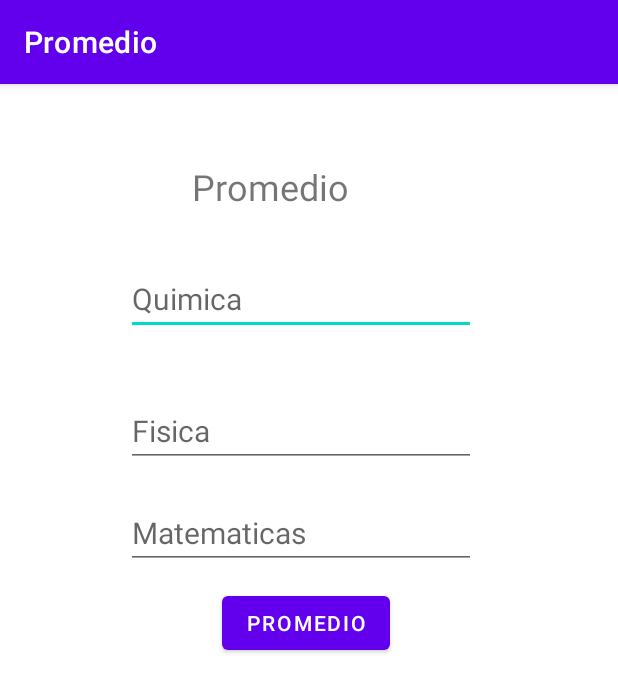
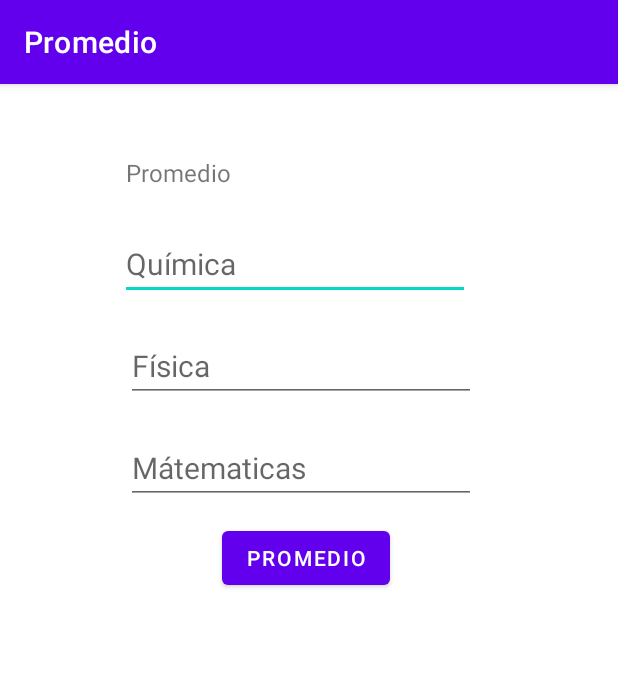
Before and after one commit to NelsonrBermejo/Android, an Android app: the screen it shows after launch (MainActivity), on a phone screen of 412 x 824 dp. Shown: the top 692 px of the screen. Run offline under Robolectric (Android 15) with nearby library versions, the phone set to English and light mode, and no system bars.

Commit message:
4#  modifico distancia entre componentes

```diff
--- a/Promedio11/app/src/main/res/layout/activity_main.xml
+++ b/Promedio11/app/src/main/res/layout/activity_main.xml
@@ -8,12 +8,12 @@
 
     <TextView
         android:id="@+id/text_resultadoResultadoPromedio"
-        android:layout_width="130dp"
-        android:layout_height="47dp"
-        android:layout_marginStart="128dp"
-        android:layout_marginTop="52dp"
+        android:layout_width="235dp"
+        android:layout_height="28dp"
+        android:layout_marginStart="84dp"
+        android:layout_marginTop="48dp"
         android:text="Promedio"
-        android:textSize="24sp"
+        android:textSize="16sp"
         app:layout_constraintStart_toStartOf="parent"
         app:layout_constraintTop_toTopOf="parent" />
 
@@ -21,11 +21,11 @@
         android:id="@+id/txt_num1"
         android:layout_width="wrap_content"
         android:layout_height="wrap_content"
-        android:layout_marginStart="84dp"
+        android:layout_marginStart="80dp"
         android:layout_marginTop="20dp"
         android:layout_marginBottom="20dp"
         android:ems="10"
-        android:hint="Quimica"
+        android:hint="Química"
         android:inputType="number"
         android:textSize="20sp"
         app:layout_constraintBottom_toTopOf="@+id/txt_num2"
@@ -38,15 +38,13 @@
         android:layout_width="wrap_content"
         android:layout_height="wrap_content"
         android:layout_marginStart="84dp"
-        android:layout_marginTop="20dp"
         android:layout_marginBottom="20dp"
         android:ems="10"
-        android:hint="Fisica"
+        android:hint="Física"
         android:inputType="number"
         android:textSize="20sp"
         app:layout_constraintBottom_toTopOf="@+id/txt_num3"
-        app:layout_constraintStart_toStartOf="parent"
-        app:layout_constraintTop_toBottomOf="@+id/txt_num1" />
+        app:layout_constraintStart_toStartOf="parent" />
 
     <EditText
         android:id="@+id/txt_num3"
@@ -55,7 +53,7 @@
         android:layout_marginStart="84dp"
         android:layout_marginTop="20dp"
         android:ems="10"
-        android:hint="Matematicas"
+        android:hint="Mátematicas"
         android:inputType="number"
         android:textSize="20sp"
         app:layout_constraintStart_toStartOf="parent"
```
